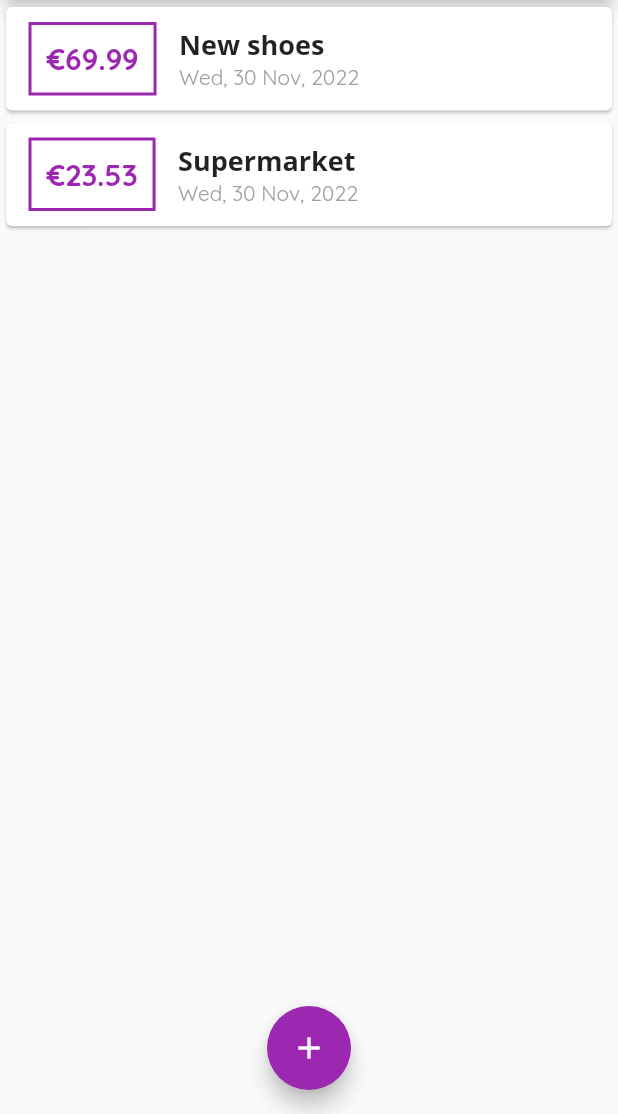
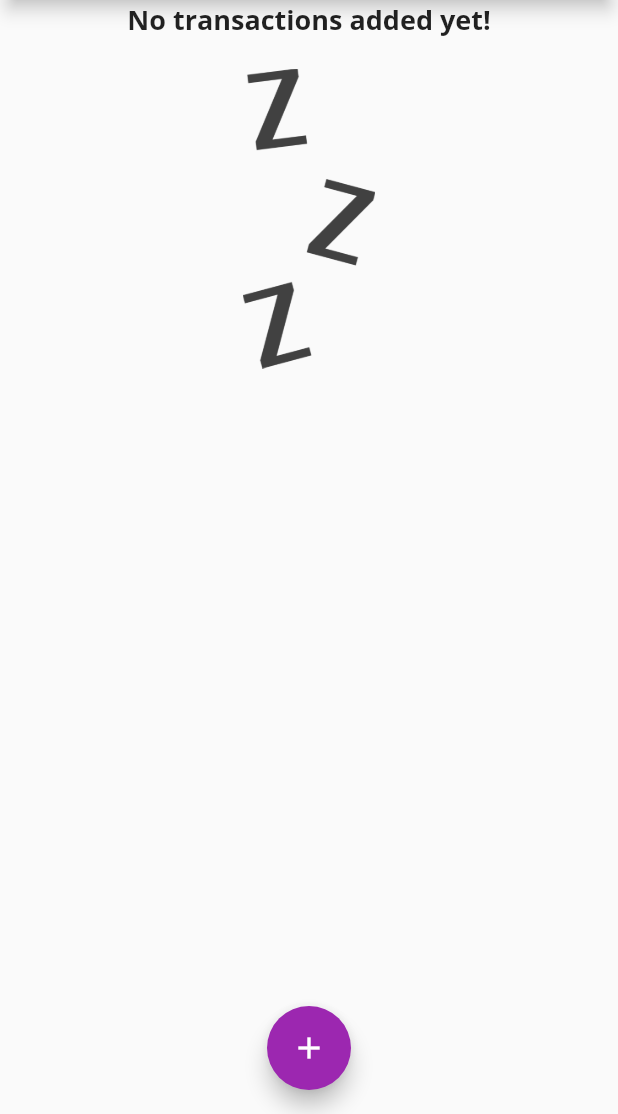
Before and after one commit to pfgrebelo/Flutter_PersonalExpensesApp, a Flutter app: the screen it shows after launch, on a phone screen of 412 x 824 dp, the part 122-1236 px from its top. Run offline on Flutter 3.47's test engine with Material 2 defaults, Android fonts, the phone set to English and light mode, and no system bars.

```diff
--- a/lib/main.dart
+++ b/lib/main.dart
@@ -45,7 +45,7 @@ class _MyHomePageState extends State<MyHomePage> {
   //const MyHomePage({super.key});
 
   final List<Transaction> _userTransactions = [
-    Transaction(
+    /* Transaction(
       id: 't1',
       title: 'New shoes',
       amount: 69.99,
@@ -56,7 +56,7 @@ class _MyHomePageState extends State<MyHomePage> {
       title: 'Supermarket',
       amount: 23.53,
       date: DateTime.now(),
-    ),
+    ), */
   ];
 
   void _addNewTransaction(String title, double amount) {
--- a/lib/widgets/transaction_list.dart
+++ b/lib/widgets/transaction_list.dart
@@ -14,7 +14,25 @@ class TransactionList extends StatelessWidget {
   Widget build(BuildContext context) {
     return Container(
       height: 400,
-      child: ListView.builder(
+      child: transactions.isEmpty
+          ? Column(
+              children: [
+                Text(
+                  'No transactions added yet!',
+                  style: Theme.of(context).textTheme.titleMedium,
+                ),
+                SizedBox(
+                  height: 20,
+                ),
+                Container(
+                    height: 200,
+                    child: Image.asset(
+                      'assets/images/waiting.png',
+                      fit: BoxFit.cover,
+                    )),
+              ],
+            )
+          : ListView.builder(
               itemBuilder: (context, index) {
                 return Card(
                   child: Row(
@@ -48,7 +66,8 @@ class TransactionList extends StatelessWidget {
                             style: Theme.of(context).textTheme.titleMedium,
                           ),
                           Text(
-                      DateFormat('E, dd MMM, yyyy').format(transactions[index].date),
+                            DateFormat('E, dd MMM, yyyy')
+                                .format(transactions[index].date),
                             style: TextStyle(
                               color: Colors.grey,
                             ),
--- a/pubspec.yaml
+++ b/pubspec.yaml
@@ -61,8 +61,8 @@ flutter:
   uses-material-design: true
 
   # To add assets to your application, add an assets section, like this:
-  # assets:
-  #   - images/a_dot_burr.jpeg
+  assets:
+    - assets/images/waiting.png
   #   - images/a_dot_ham.jpeg
 
   # An image asset can refer to one or more resolution-specific "variants", see
```
Also changed, not shown: assets/images/waiting.png (added). Lines whose indentation alone changed are shown as unchanged.
